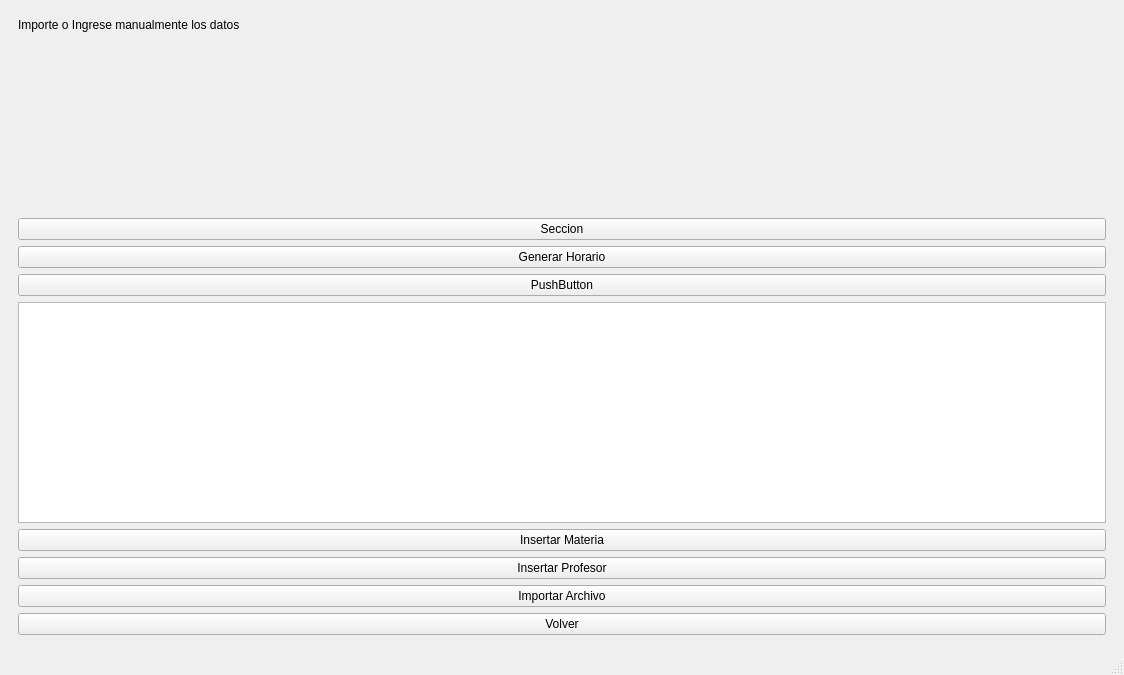
Old version of the form ui/mainwindow.ui in the repository gustalbert11/Time-Tabling.
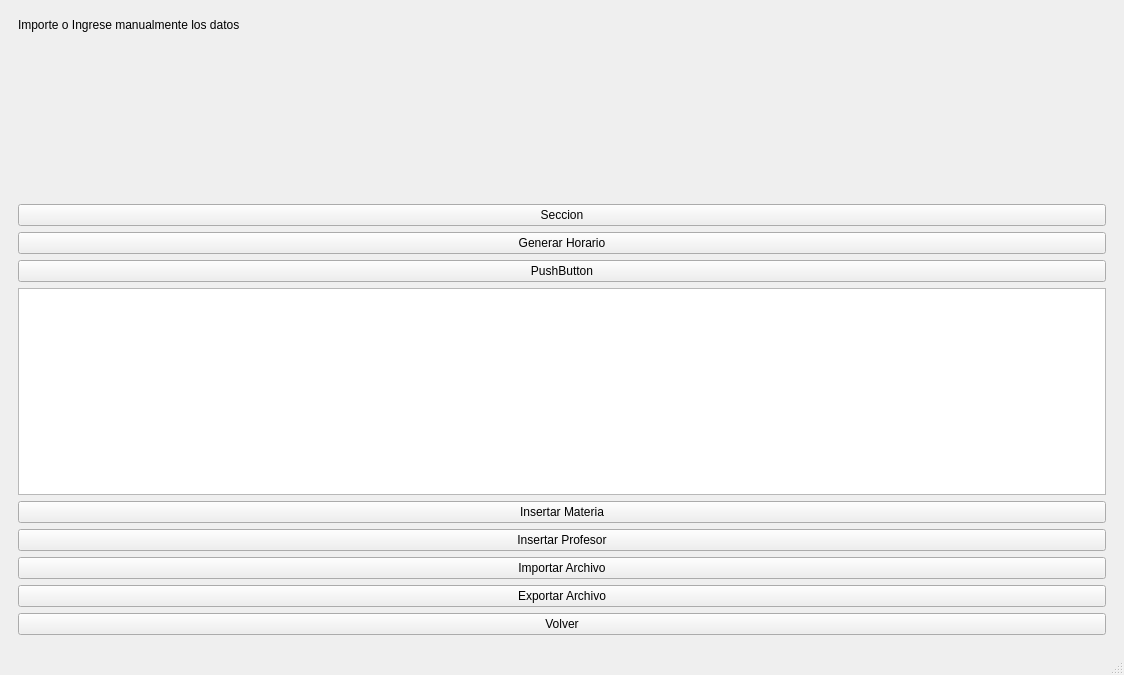
New version of the form. The open tabs and pages were chosen to show the change.

Commit message: Testing csv export

Diff of the .ui file:
```diff
--- a/ui/mainwindow.ui
+++ b/ui/mainwindow.ui
@@ -68,6 +68,9 @@
           </item>
           <item>
            <spacer name="verticalSpacer_2">
+            <property name="orientation">
+             <enum>Qt::Vertical</enum>
+            </property>
             <property name="sizeHint" stdset="0">
              <size>
               <width>20</width>
@@ -130,6 +133,13 @@
           </property>
          </widget>
         </item>
+        <item>
+         <widget class="QPushButton" name="exportButton">
+          <property name="text">
+           <string>Exportar Archivo</string>
+          </property>
+         </widget>
+        </item>
         <item>
          <widget class="QPushButton" name="backButton">
           <property name="text">
```
Left out of the diff: 11 changed lines with no effect on the pictures. The commit also changes 2 other files.
